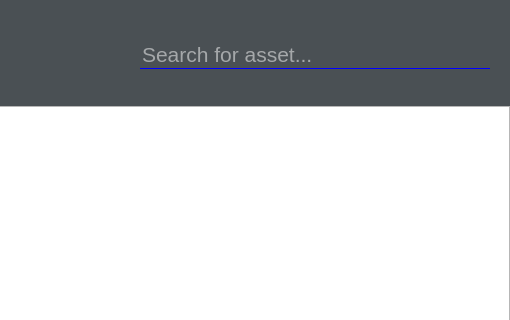
quartileone/AssetConfiguration, file mainwindow.ui: the form before one commit; both pictures show x 388 to 898 and y 0 to 320 of the 898 by 430 pixel window.
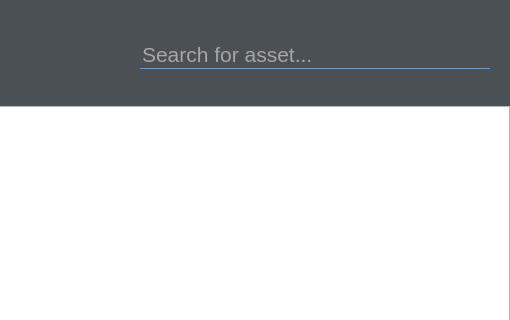
The form after the commit. Icons and pictures are not drawn.

The edit to the form file:
```diff
--- a/mainwindow.ui
+++ b/mainwindow.ui
@@ -178,7 +178,7 @@
          <property name="styleSheet">
           <string notr="true">border-width: 1px;
 border-bottom-style: solid;
-border-color: blue;
+border-color:rgb(106, 158, 236);
 </string>
          </property>
          <property name="frame">
```
Left out of the diff: 3 changed lines with no effect on the pictures.
